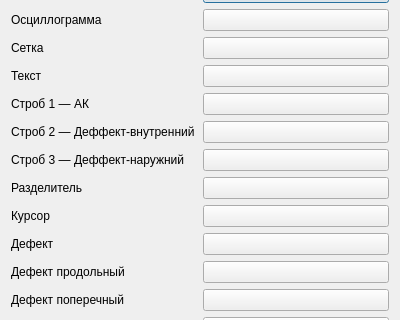
Old version of the form ColorScheme.ui in the repository e543/ufd; both pictures show x 0 to 400 and y 128 to 448 of the 400 by 700 pixel window.
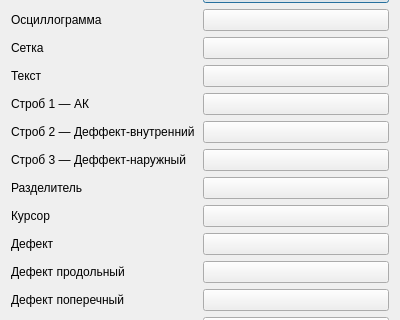
New version of the form.

Patch:
```diff
--- a/ColorScheme.ui
+++ b/ColorScheme.ui
@@ -365,7 +365,7 @@
           </font>
          </property>
          <property name="text">
-          <string>Строб 3 — Деффект-наружний</string>
+          <string>Строб 3 — Деффект-наружный</string>
          </property>
         </widget>
        </item>
```
